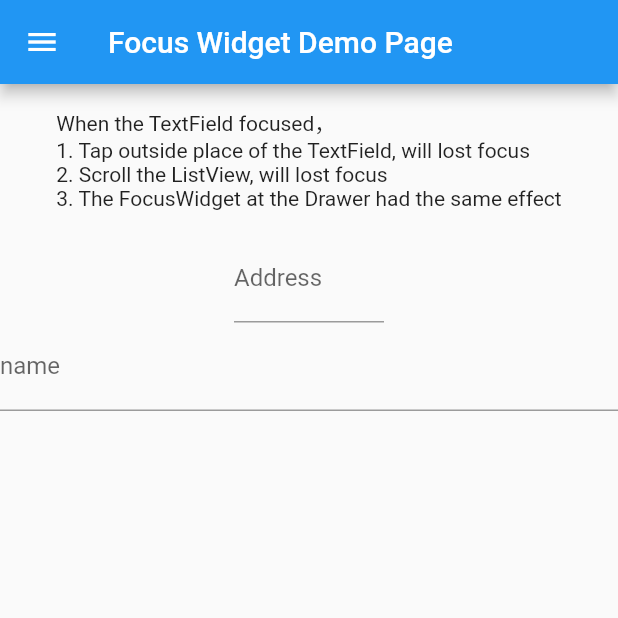
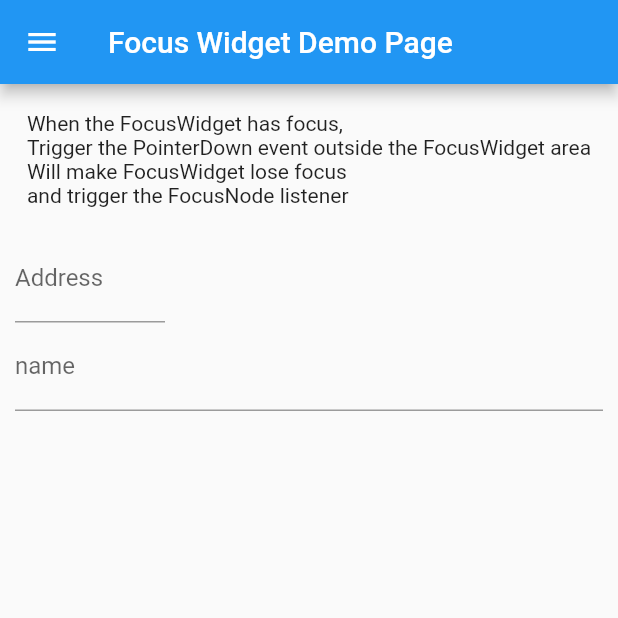
Before and after one commit to gzlock/flutter_focus_widget, a Flutter app: the screen it shows after launch, on a phone screen of 412 x 824 dp, the top half of it. Run offline on Flutter 3.47's test engine with Material 2 defaults, Android fonts, the phone set to English and light mode, and no system bars.

Commit message:
20200212

```diff
--- a/example/lib/main.dart
+++ b/example/lib/main.dart
@@ -37,18 +37,18 @@ class DemoLocalizations {
 
   static Map<String, Map<String, String>> _localizedValues = {
     'en': {
-      'tips': 'When the TextField focused，\n'
-          '1. Tap outside place of the TextField, will lost focus\n'
-          '2. Scroll the ListView, will lost focus\n'
-          '3. The FocusWidget at the Drawer had the same effect',
+      'tips': 'When the FocusWidget has focus,\n'
+          'Trigger the PointerDown event outside the FocusWidget area\n'
+          'Will make FocusWidget lose focus\n'
+          'and trigger the FocusNode listener',
       'address': 'Address',
       'name': 'name',
     },
     'zh': {
       'tips': '当输入框获得焦点后，\n'
-          '1. 点击输入框外的位置会失去焦点\n'
-          '2. 滚动列表会失去焦点\n'
-          '3. 在Drawer中的FocusWidget也一样有效',
+          '在FocusWidget域外触发PointerDown\n'
+          '会让FocusWidget失去焦点'
+          '并且触发FocusNode的listener',
       'address': '地址',
       'name': '名称',
     },
@@ -99,7 +99,9 @@ class _MyHomePageState extends State<MyHomePage> {
         ),
       ),
       body: SingleChildScrollView(
+        padding: EdgeInsets.only(left: 10, right: 10),
         child: Column(
+          crossAxisAlignment: CrossAxisAlignment.start,
           children: [
             SizedBox(
               height: 100,
--- a/pubspec.yaml
+++ b/pubspec.yaml
@@ -1,5 +1,8 @@
 name: focus_widget
-description: A focusable and blurable widget.
+description: When the FocusWidget has focus
+  Trigger the PointerDown event outside the FocusWidget area
+  Will make FocusWidget lose focus
+  and trigger the FocusNode listener
 version: 1.0.0
 homepage: https://github.com/gzlock/flutter_focus_widget
 
```
Also changed, not shown: 1 other file.
